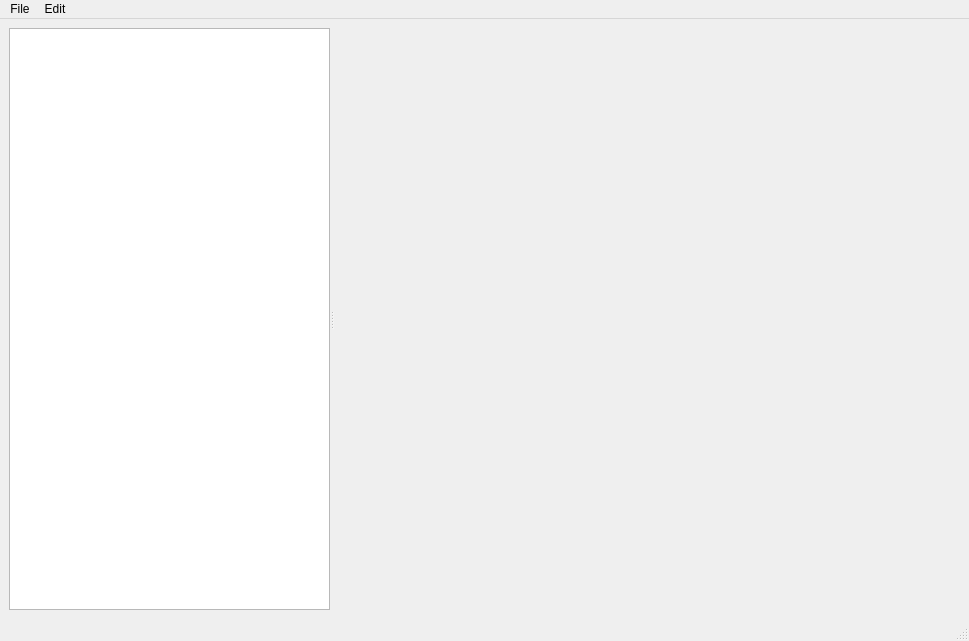
Old version of the form tools/map-checker-qt/ui/ui_window_interface_editor.ui in the repository atrinik/atrinik.
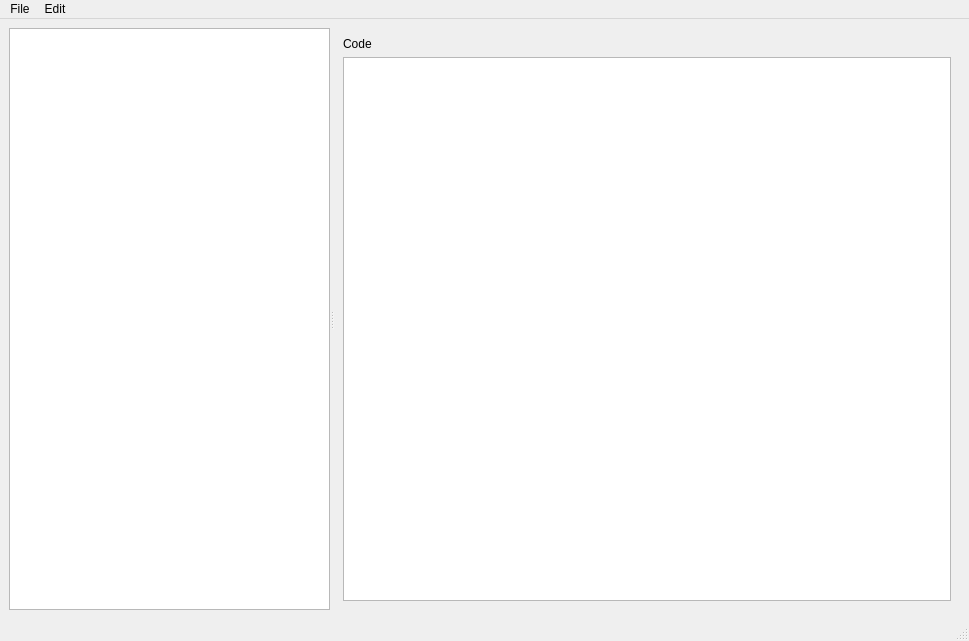
New version of the form. The open tabs and pages were chosen to show the change.

Commit message: Add support for <code> and <precond> tags to the interface editor.

Diff of the .ui file:
```diff
--- a/tools/map-checker-qt/ui/ui_window_interface_editor.ui
+++ b/tools/map-checker-qt/ui/ui_window_interface_editor.ui
@@ -85,6 +85,42 @@
           </property>
           <widget class="QWidget" name="pageNone"/>
           <widget class="QWidget" name="pageChoice"/>
+          <widget class="QWidget" name="pageCode">
+           <layout class="QVBoxLayout" name="verticalLayout_13">
+            <item>
+             <layout class="QGridLayout" name="gridLayout_9">
+              <item row="1" column="0">
+               <widget class="QPlainTextEdit" name="interface_element_code_text"/>
+              </item>
+              <item row="0" column="0">
+               <widget class="QLabel" name="label_50">
+                <property name="text">
+                 <string>Code</string>
+                </property>
+               </widget>
+              </item>
+             </layout>
+            </item>
+           </layout>
+          </widget>
+          <widget class="QWidget" name="pagePrecond">
+           <layout class="QVBoxLayout" name="verticalLayout_17">
+            <item>
+             <layout class="QGridLayout" name="gridLayout_10">
+              <item row="1" column="0">
+               <widget class="QPlainTextEdit" name="interface_element_precond_text"/>
+              </item>
+              <item row="0" column="0">
+               <widget class="QLabel" name="label_49">
+                <property name="text">
+                 <string>Code</string>
+                </property>
+               </widget>
+              </item>
+             </layout>
+            </item>
+           </layout>
+          </widget>
           <widget class="QWidget" name="pageSay">
            <layout class="QVBoxLayout" name="verticalLayout_20">
             <item>
```
Left out of the diff: 2 changed lines with no effect on the pictures. The commit also changes 2 other files.
